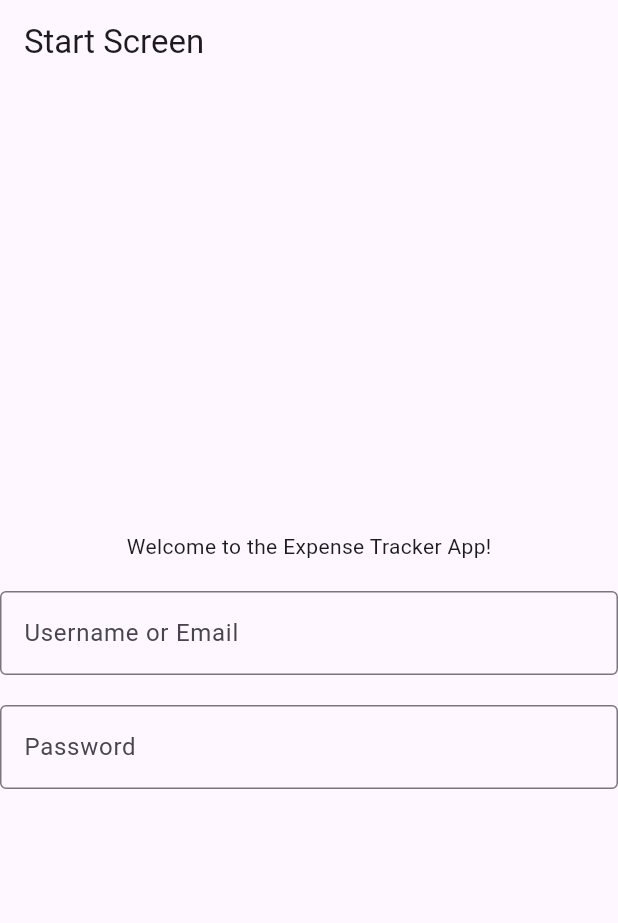
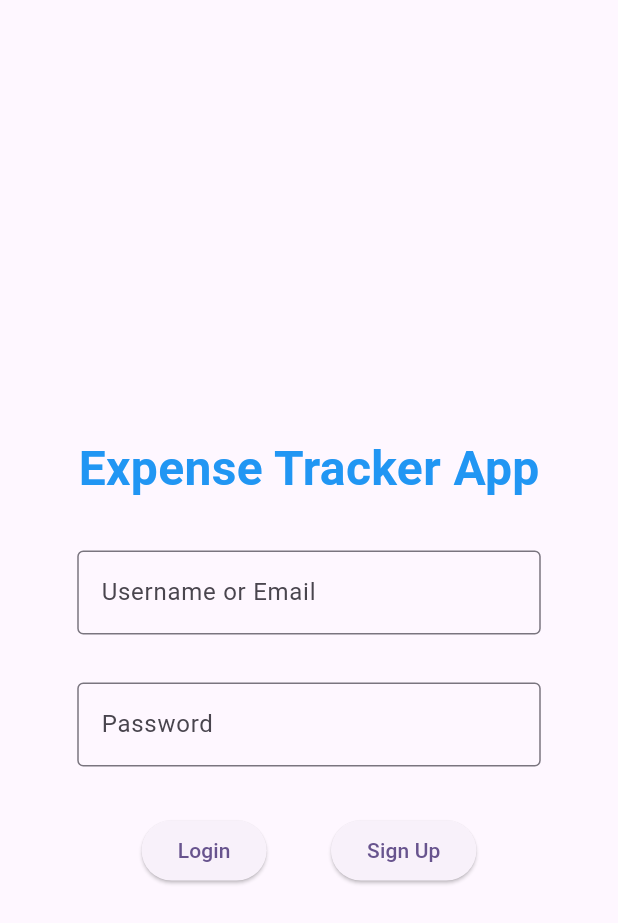
Before and after one commit to Soonly-T/flutter-dev-test, a Flutter app: the screen it shows after launch, on a phone screen of 412 x 824 dp. Shown: the top 923 px of the screen. Run offline on Flutter 3.47's test engine with Material 3 defaults, Android fonts, the phone set to English and light mode, and no system bars.

Commit message:
minor changes

```diff
--- a/frontend/expenses_app/lib/screens/start.dart
+++ b/frontend/expenses_app/lib/screens/start.dart
@@ -1,35 +1,107 @@
 import 'package:flutter/material.dart';
 
-class StartScreen extends StatelessWidget {
+const double spaceHeight = 32;
+
+class StartScreen extends StatefulWidget {
+  const StartScreen({Key? key}) : super(key: key);
+
   @override
+  State<StartScreen> createState() => _StartScreenState();
+}
+
+class _StartScreenState extends State<StartScreen> {
+  final loginController = TextEditingController();
+  final passwordController = TextEditingController();
+  @override
+  void dispose() {
+    // Clean up the controller when the widget is disposed.
+    loginController.dispose();
+    passwordController.dispose();
+    super.dispose();
+  }
+
+  void debugPrintCredentials() {
+    print("printing credentials");
+    print('Login: ${loginController.text}');
+    print('Password: ${passwordController.text}');
+  }
+
   Widget build(BuildContext context) {
     return Scaffold(
-      appBar: AppBar(title: Text('Start Screen')),
+      appBar: AppBar(),
       body: SafeArea(
         child: Column(
           mainAxisAlignment: MainAxisAlignment.center,
-          crossAxisAlignment: CrossAxisAlignment.center,
+          crossAxisAlignment:
+              CrossAxisAlignment
+                  .stretch, // Use stretch to make children take full width
           children: [
-            Row(
+            const Row(
               mainAxisAlignment: MainAxisAlignment.center,
               children: [
-                Center(child: Text('Welcome to the Expense Tracker App!')),
+                Text(
+                  'Expense Tracker App',
+                  style: TextStyle(
+                    fontSize: 32,
+                    color: Colors.blue,
+                    fontWeight: FontWeight.bold,
+                  ),
+                ),
               ],
             ),
-            SizedBox(height: 20),
-            TextFormField(
+            const SizedBox(height: spaceHeight),
+            LayoutBuilder(
+              builder: (context, constraints) {
+                final double width = constraints.maxWidth * 0.75;
+                return Column(
+                  children: [
+                    SizedBox(
+                      width: width,
+                      child: TextFormField(
+                        controller: loginController,
                         decoration: InputDecoration(
                           labelText: 'Username or Email',
                           border: OutlineInputBorder(),
                         ),
+                        obscureText: false,
                       ),
-            SizedBox(height: 20),
-            TextFormField(
+                    ),
+                    const SizedBox(height: spaceHeight),
+                    SizedBox(
+                      width: width,
+                      child: TextFormField(
+                        controller: passwordController,
                         decoration: InputDecoration(
                           labelText: 'Password',
                           border: OutlineInputBorder(),
                         ),
                         obscureText: true,
+                      ),
+                    ),
+                    const SizedBox(height: spaceHeight),
+                    SizedBox(
+                      width: width,
+                      child: Row(
+                        mainAxisAlignment: MainAxisAlignment.spaceEvenly,
+                        children: [
+                          ElevatedButton(
+                            onPressed: () {
+                              debugPrintCredentials();
+                            },
+                            child: const Text('Login'),
+                          ),
+                          ElevatedButton(
+                            onPressed: () {
+                              // Handle login action
+                            },
+                            child: const Text('Sign Up'),
+                          ),
+                        ],
+                      ),
+                    ),
+                  ],
+                );
+              },
             ),
           ],
         ),
--- /dev/null
+++ b/frontend/expenses_app/lib/themes/app_theme.dart
@@ -0,0 +1,3 @@
+import 'package:flutter/material.dart';
+
+class AppTheme {}
```
Lines whose indentation alone changed are shown as unchanged.
